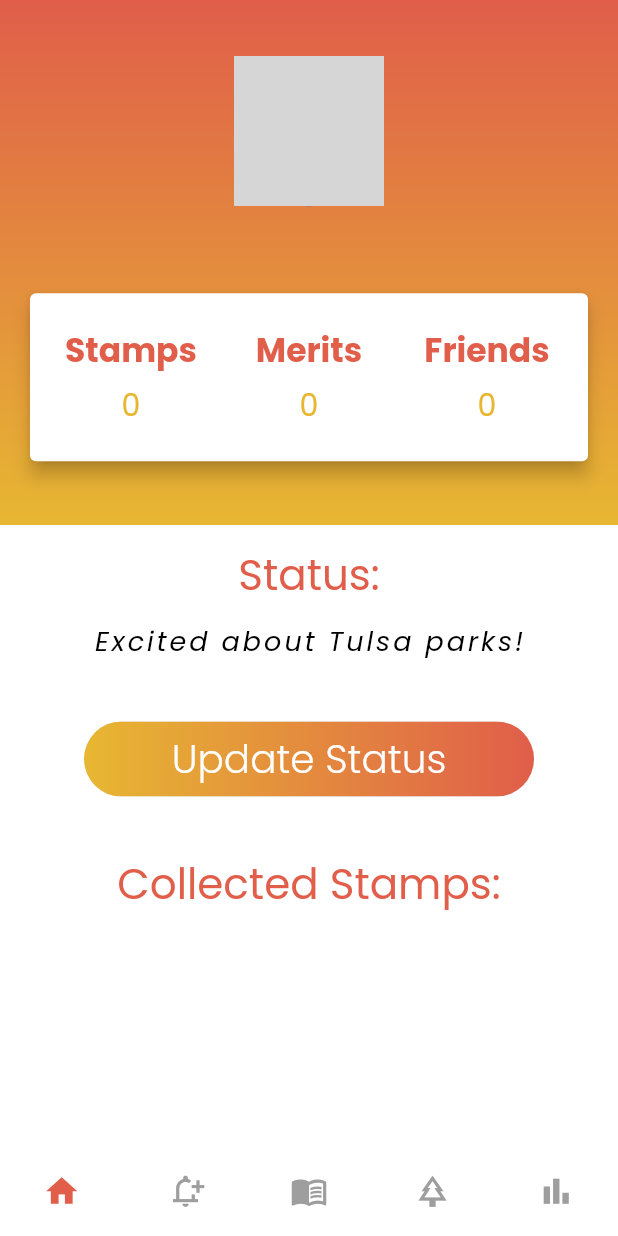
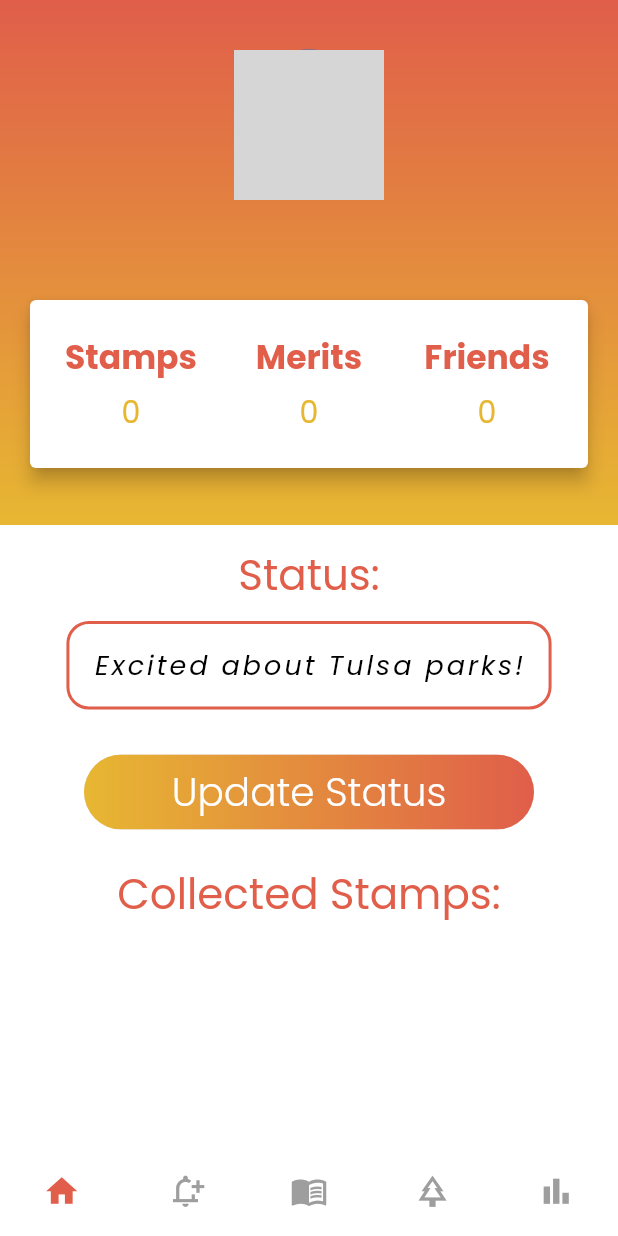
Before and after one commit to tayloradam1999/ParkPort, a Flutter app: the Profile screen opened by its route, on a phone screen of 412 x 824 dp. Run offline on Flutter 3.47's test engine with Material 2 defaults, Android fonts, the phone set to English and light mode, and no system bars; our stand-ins replace carousel_slider, cloud_firestore, file_picker, firebase_auth, firebase_core, firebase_storage and 3 more; accounts and stored records are empty; network calls fail; grey boxes are pictures that could not be loaded.

```diff
--- a/lib/screens/Profile.dart
+++ b/lib/screens/Profile.dart
@@ -19,7 +19,7 @@ class Profile extends StatelessWidget {
             ProfileHeader(),
             ProfileStatus(),
             ProfileStamps(),
-            SizedBox(height: 90.0),
+            SizedBox(height: 110.0),
             if (Provider.of<AppState>(context, listen: false).pageIndex == 5)
               EditProfileButton(),
           ],
--- a/lib/widgets/no_notifications.dart
+++ b/lib/widgets/no_notifications.dart
@@ -13,7 +13,7 @@ class NoNotifications extends StatelessWidget {
           Text('No Notifications available',
               style: TextStyle(
                 fontSize: 22,
-                color: Color(0xFFe05e4a),
+                color: Colors.black,
                 fontWeight: FontWeight.bold,
               )),
           const SizedBox(height: 15),
--- a/lib/widgets/profile_header.dart
+++ b/lib/widgets/profile_header.dart
@@ -35,7 +35,8 @@ class ProfileHeader extends StatelessWidget {
                 Text(
                   currentUser.userName,
                   style: TextStyle(
-                    fontSize: 22.0,
+                    fontSize: 28.0,
+                    fontWeight: FontWeight.w600,
                     color: Colors.white,
                   ),
                 ),
--- a/lib/widgets/profile_stamps.dart
+++ b/lib/widgets/profile_stamps.dart
@@ -7,7 +7,7 @@ class ProfileStamps extends StatelessWidget {
   Widget build(BuildContext context) {
     return Container(
       child: Padding(
-        padding: const EdgeInsets.symmetric(vertical: 25.0),
+        padding: const EdgeInsets.only(top: 10),
         child: Column(
           mainAxisAlignment: MainAxisAlignment.center,
           children: [
--- a/lib/widgets/profile_status.dart
+++ b/lib/widgets/profile_status.dart
@@ -24,8 +24,19 @@ class ProfileStatus extends StatelessWidget {
             SizedBox(
               height: 10.0,
             ),
-            Text(
-              Provider.of<AppState>(context, listen: false).currentUser.status,
+            Container(
+              padding: EdgeInsets.symmetric(horizontal: 16.0, vertical: 14.0),
+              decoration: BoxDecoration(
+                borderRadius: BorderRadius.circular(15.0),
+                border: Border.all(
+                  color: Color(0xFFe05e4a),
+                  width: 2.0,
+                ),
+              ),
+              child: Text(
+                Provider.of<AppState>(context, listen: false)
+                    .currentUser
+                    .status,
                 style: TextStyle(
                   fontSize: 18.0,
                   fontStyle: FontStyle.italic,
@@ -34,7 +45,8 @@ class ProfileStatus extends StatelessWidget {
                   letterSpacing: 2.0,
                 ),
               ),
-            SizedBox(height: 40),
+            ),
+            SizedBox(height: 30.0),
             Container(
               width: 300.00,
               child: RaisedButton(
@@ -43,7 +55,7 @@ class ProfileStatus extends StatelessWidget {
                       context: context,
                       builder: (BuildContext context) {
                         return AlertDialog(
-                          title: Text('Change Status'),
+                          title: Text('Update Status'),
                           content: TextField(
                             maxLength: 20,
                             decoration: InputDecoration(
```
Also changed, not shown: lib/screens/FriendsList.dart (+3 -7 lines), lib/screens/Leaderboards.dart (+18 -7 lines), lib/screens/Notifications.dart (+24 -12 lines), lib/screens/ParkDetails.dart (+18 -7 lines), lib/screens/Passport.dart (+17 -7 lines), lib/screens/Settings.dart (+6 -5 lines), lib/widgets/search_friends_stream.dart (+7 -6 lines). Lines whose indentation alone changed are shown as unchanged.
